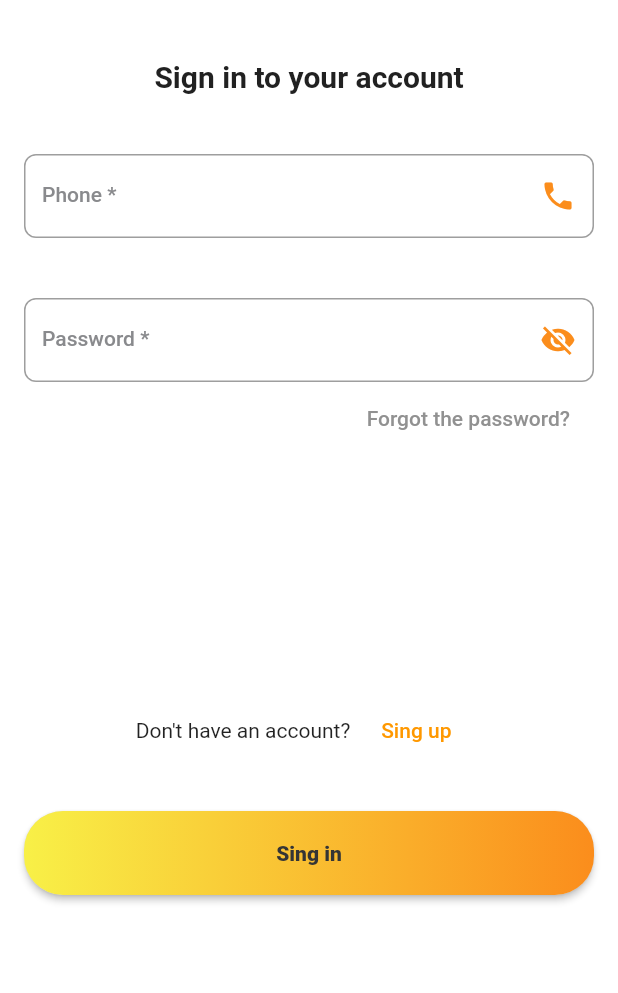
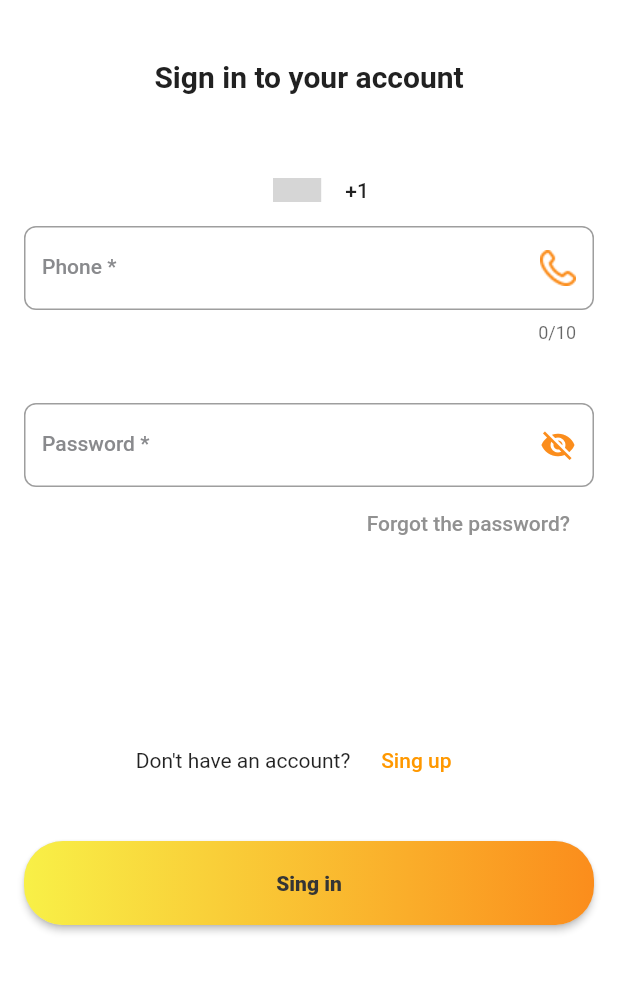
Before and after one commit to ik-code/phone_login_pinput2, a Flutter app: the screen it shows after launch, after a tap on "Sign in", on a phone screen of 412 x 824 dp, the part 110-1103 px from its top. Run offline on Flutter 3.47's test engine with Material 2 defaults, Android fonts, the phone set to English and light mode, and no system bars; drawn by our look-alikes of country_code_picker; our stand-ins replace firebase_auth, firebase_core, pinput; accounts and stored records are empty; network calls fail; Roboto replaces fonts that are missing (Manrope); grey boxes are pictures that could not be loaded.

```diff
--- a/lib/config/api_connection.dart
+++ b/lib/config/api_connection.dart
@@ -10,7 +10,7 @@ class ApiConnection {
   Uri logInPostEndPoint() {
 
     return Uri.parse(_serverUrl +
-        '/api/login?phone_number=${phoneNumber}&password=${password}');
+        '/api/login?phone_number=${(phoneNumber).substring(1)}&password=${password}');
     // try {
     //   //aptiToken = lsjhflgjshldfgjh
     //   // ignore: await_only_futures, avoid_print
--- a/lib/forms/signin_form.dart
+++ b/lib/forms/signin_form.dart
@@ -1,5 +1,6 @@
 import 'dart:convert';
 
+import 'package:country_code_picker/country_code_picker.dart';
 import 'package:flutter/material.dart';
 import 'package:phone_login/config/api_connection.dart';
 import 'package:phone_login/screens/sms_verification/login_screen.dart';
@@ -17,6 +18,8 @@ class SigninForm extends StatefulWidget {
 }
 
 class _SigninFormState extends State<SigninForm> {
+  String apiPersonalAccessToken = '';
+  String dialCodeDigits = "+1";
   final _formKey = GlobalKey<FormState>();
   String _phone = '';
   String _password = '';
@@ -27,6 +30,10 @@ class _SigninFormState extends State<SigninForm> {
 
   final RegExp phoneRegex = RegExp(r'^[0-9]{10}$');
   //RegExp(r'^[0-9]{3}-[0-9]{3}-[0-9]{4}$');
+
+  String errorText = '';
+  late IconData errorIcon;
+  double errorContainerHeight = 0.0;
 
   @override
   void initState() {
@@ -57,6 +64,8 @@ class _SigninFormState extends State<SigninForm> {
       return;
     }
     print('Form was submitted');
+    print('DialCode: ${dialCodeDigits}');
+
     print('Phone: ${_phone}');
     print('Password: ${_password}');
 
@@ -64,8 +73,8 @@ class _SigninFormState extends State<SigninForm> {
   }
 
   void getData() async {
-    ApiConnection apiConnection =
-        ApiConnection(phoneNumber: _phone, password: _password);
+    ApiConnection apiConnection = ApiConnection(
+        phoneNumber: (dialCodeDigits + _phone), password: _password);
 
     http.Response response = await http.post(apiConnection.logInPostEndPoint());
 
@@ -73,10 +82,14 @@ class _SigninFormState extends State<SigninForm> {
         jsonDecode(response.body)['data'] != null) {
       String data = response.body;
       print(data);
-      var aipToken = jsonDecode(data)['data']['api_personal_access_token'];
+      var apiToken = jsonDecode(data)['data']['api_personal_access_token'];
       ScaffoldMessenger.of(context)
           .showSnackBar(const SnackBar(content: Text('You are login')));
-      print(aipToken);
+      print(apiToken);
+      setState(() {
+        apiPersonalAccessToken = apiToken;
+      });
+      print(apiPersonalAccessToken);
     }
 
     if (response.statusCode == 200 &&
@@ -108,9 +121,24 @@ class _SigninFormState extends State<SigninForm> {
               const SizedBox(
                 height: 40,
               ),
-              Text('Sign in to your account', style: kSubtitleTextStyle),
+              const Text('Sign in to your account', style: kSubtitleTextStyle),
               const SizedBox(
                 height: 40,
+              ),
+              SizedBox(
+                width: 400,
+                height: 48,
+                child: CountryCodePicker(
+                  onChanged: (country) {
+                    setState(() {
+                      dialCodeDigits = country.dialCode!;
+                    });
+                  },
+                  initialSelection: "US",
+                  showCountryOnly: false,
+                  showOnlyCountryWhenClosed: false,
+                  favorite: const ["+1", "US", "+380", "UA"],
+                ),
               ),
               buildPhone(),
               const SizedBox(
@@ -135,7 +163,7 @@ class _SigninFormState extends State<SigninForm> {
               ),
             ]),
             const SizedBox(
-              height: 160,
+              height: 110,
             ),
             Column(
               children: [
@@ -177,7 +205,14 @@ class _SigninFormState extends State<SigninForm> {
             fontSize: 14,
             fontWeight: FontWeight.w500,
           ),
-          hintText: 'xxx-xxx-xxxx',
+          hintText: 'Phone',
+          prefix: Padding(
+            padding: const EdgeInsets.only(left: 4, right: 4),
+            child: Text(
+              dialCodeDigits,
+              style: kInputTextStyle,
+            ),
+          ),
           hintStyle: kInputHintTextStyle,
           errorStyle: kErrorTextStyle,
           labelText: 'Phone *',
@@ -188,13 +223,14 @@ class _SigninFormState extends State<SigninForm> {
               width: 2.0,
             ),
           ),
-          suffixIcon: IconButton(
-            icon: const Icon(
-              Icons.phone,
-              color: Color(0xFFFB8D1C),
-            ),
-            onPressed: () {},
-          ),
+          suffixIcon: Image.asset('images/phone.png'),
+          // IconButton(
+          //   icon: const Icon(
+          //     Icons.phone,
+          //     color: Color(0xFFFB8D1C),
+          //   ),
+          //   onPressed: () {},
+          // ),
           border: OutlineInputBorder(
               borderRadius: BorderRadius.circular(8.0),
               borderSide: const BorderSide(
@@ -203,6 +239,7 @@ class _SigninFormState extends State<SigninForm> {
         ),
         style: kInputTextStyle,
         keyboardType: TextInputType.phone,
+        maxLength: 10,
         focusNode: _phoneFocusNode,
         textInputAction: TextInputAction.next,
         onSaved: (value) {
@@ -216,7 +253,13 @@ class _SigninFormState extends State<SigninForm> {
             return 'Please enter a phone number';
           }
           if (!phoneRegex.hasMatch(value)) {
-            return 'Please enter a valid phone number xxx-xxx-xxxx';
+            setState(() {
+              errorContainerHeight = 35.0;
+              errorIcon = FontAwesomeIcons.exclamationCircle;
+              errorText = 'Field is empty.';
+            });
+
+            return 'Please enter a valid phone number';
           }
           return null;
         },
--- a/lib/main.dart
+++ b/lib/main.dart
@@ -7,14 +7,12 @@ import 'package:phone_login/screens/sms_verification/congrats_screen.dart';
 import 'package:phone_login/screens/sms_verification/reset_password_screen.dart';
 
 Future<void> main() async {
-
   SystemChrome.setSystemUIOverlayStyle(const SystemUiOverlayStyle(
     statusBarColor: Colors.transparent,
     statusBarIconBrightness: Brightness.dark,
     statusBarBrightness: Brightness.light,
     systemNavigationBarColor: Colors.white,
     systemNavigationBarIconBrightness: Brightness.dark,
-
   ));
 
   WidgetsFlutterBinding.ensureInitialized();
@@ -27,9 +25,16 @@ Future<void> main() async {
   runApp(const MyApp());
 }
 
-class MyApp extends StatelessWidget {
+class MyApp extends StatefulWidget {
+
   const MyApp({Key? key}) : super(key: key);
 
+
+  @override
+  State<MyApp> createState() => _MyAppState();
+}
+
+class _MyAppState extends State<MyApp> {
   // This widget is the root of your application.
   @override
   Widget build(BuildContext context) {
@@ -41,7 +46,6 @@ class MyApp extends StatelessWidget {
       ),
       home: const SingInSingUpScreen(),
 
-
       //---SMS Verification---
       //const LoginScreen(),
       // const ResetPasswordScreen(),
--- a/lib/screens/singin_singup_screen.dart
+++ b/lib/screens/singin_singup_screen.dart
@@ -46,7 +46,7 @@ class SingInSingUpScreen extends StatelessWidget {
                 Container(
                   alignment: Alignment.center,
                   child:
-                  Text(
+                  const Text(
                     'or',
                     style: kSmallTextStyle,
                     ),
--- a/lib/screens/singin_to_account_screen.dart
+++ b/lib/screens/singin_to_account_screen.dart
@@ -13,7 +13,7 @@ class SinginToAccountScreen extends StatelessWidget {
         child: Container(
           width: double.infinity,
           padding: const EdgeInsets.symmetric(horizontal: 16),
-          child: const SigninForm(),
+          child:  const SigninForm(),
           ),
       )
     );
```
Also changed, not shown: lib/screens/sms_verification/congrats_screen.dart (+6 -6 lines), lib/screens/sms_verification/login_screen.dart (+7 -6 lines), lib/screens/sms_verification/otp_controller_screen.dart (+6 -6 lines), lib/screens/sms_verification/reset_password_screen.dart (+4 -4 lines).
